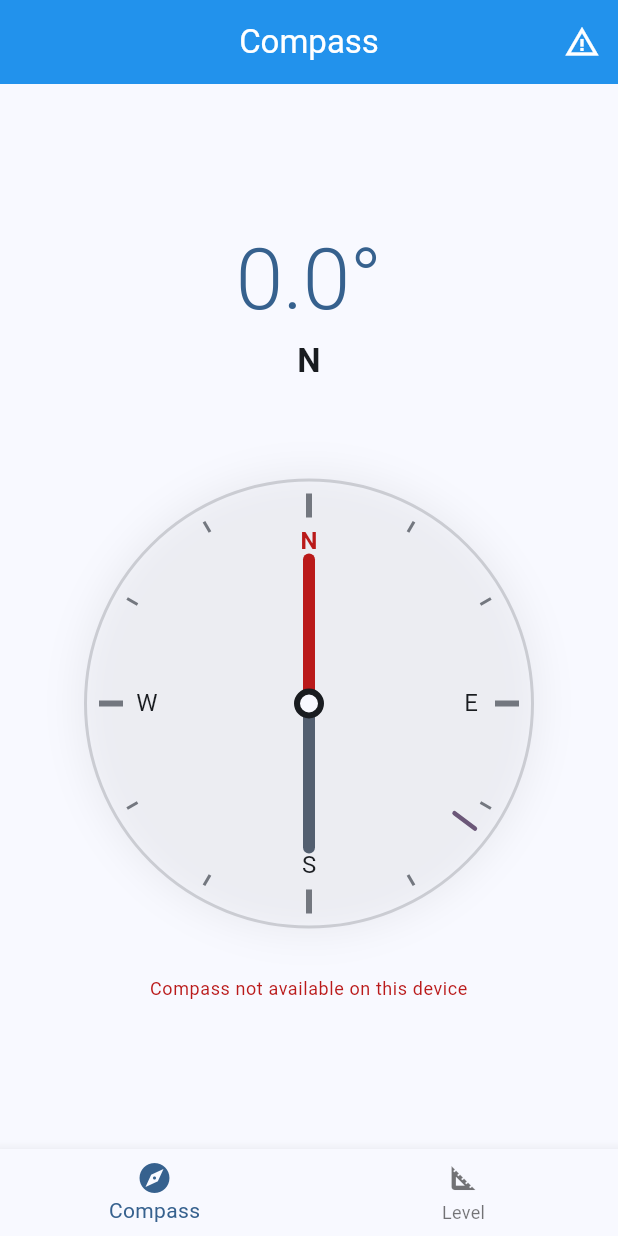
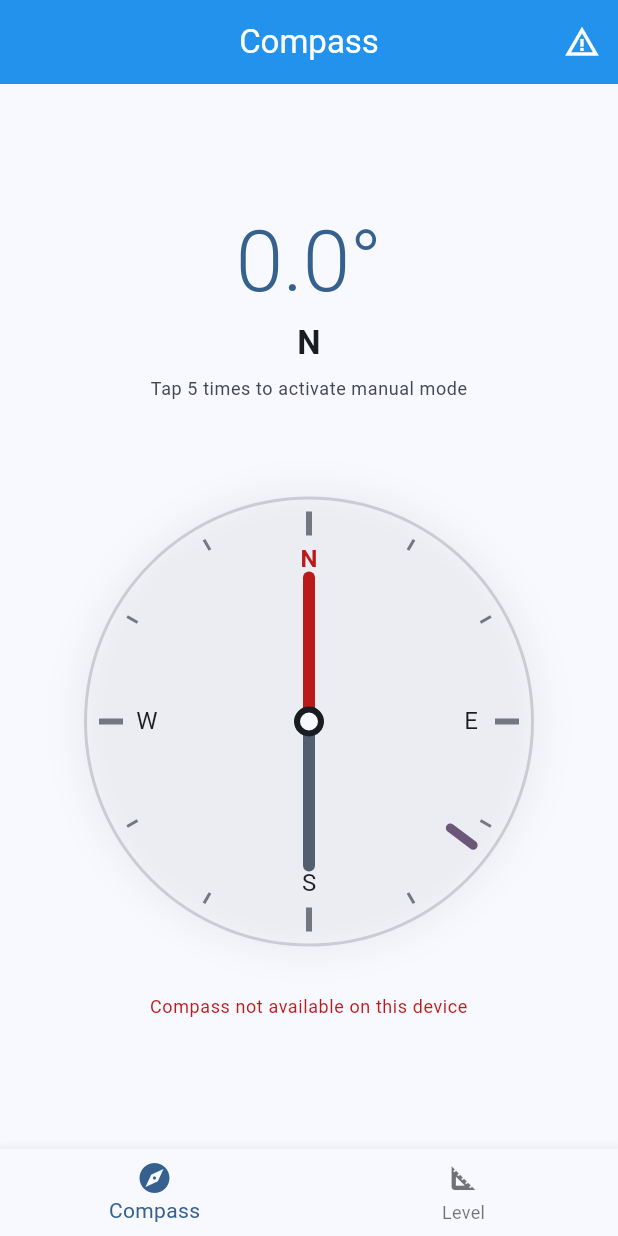
Before and after one commit to saketh-nandu/compass, a Flutter app: the screen it shows after launch, on a phone screen of 412 x 824 dp. Run offline on Flutter 3.47's test engine with Material 3 defaults, Android fonts, the phone set to English and light mode, and no system bars; our stand-ins replace cached_network_image, file_picker, firebase_core, firebase_messaging, flutter_compass, flutter_local_notifications and 6 more; accounts and stored records are empty.

Commit message:
Simplify compass unlock: 5 taps to activate manual mode, rotate freely to 127 for instant unlock

```diff
--- a/lib/screens/compass_screen.dart
+++ b/lib/screens/compass_screen.dart
@@ -16,14 +16,11 @@ class _CompassScreenState extends State<CompassScreen>
   double _accuracy = 0.0;
   bool _hasPermissions = false;
   double _userRotation = 0.0; // User's manual rotation
-  bool _isDragging = false;
+  bool _manualMode = false; // Manual mode activated by 5 taps
+  int _tapCount = 0;
+  DateTime? _lastTapTime;
   late AnimationController _rotationController;
   late Animation<double> _rotationAnimation;
-
-  // NEWS pattern detection
-  final List<String> _gesturePattern = [];
-  DateTime? _lastGestureTime;
-  static const Duration _patternTimeout = Duration(seconds: 5);
 
   @override
   void initState() {
@@ -53,7 +50,8 @@ class _CompassScreenState extends State<CompassScreen>
     // Initialize compass with error handling for web/emulators
     try {
       FlutterCompass.events?.listen((CompassEvent event) {
-        if (mounted && event.heading != null && !_isDragging) {
+        // Only update from compass if NOT in manual mode
+        if (mounted && event.heading != null && !_manualMode) {
           final newHeading = event.heading!;
 
           // Smooth rotation animation
@@ -82,103 +80,81 @@ class _CompassScreenState extends State<CompassScreen>
     }
   }
 
-  void _onCompassDrag(DragUpdateDetails details) {
+  void _onTap() {
+    final now = DateTime.now();
+
+    // Reset tap count if more than 1 second since last tap
+    if (_lastTapTime != null &&
+        now.difference(_lastTapTime!).inMilliseconds > 1000) {
+      _tapCount = 0;
+    }
+
+    _lastTapTime = now;
+    _tapCount++;
+
+    // Activate manual mode on 5 taps
+    if (_tapCount >= 5) {
       setState(() {
-      _isDragging = true;
+        _manualMode = true;
+        _tapCount = 0;
       });
 
-    // Calculate rotation based on drag position relative to center
-    final center = Offset(150, 150); // Center of 300x300 compass
-    final dragPosition = details.globalPosition;
+      ScaffoldMessenger.of(context).showSnackBar(
+        const SnackBar(
+          content: Text('✓ Manual mode activated! Rotate freely to 127°'),
+          duration: Duration(seconds: 2),
+        ),
+      );
+    }
+  }
 
-    // Get angle from center to drag position
-    final dx = dragPosition.dx - center.dx;
-    final dy = dragPosition.dy - center.dy;
+  void _onCompassDrag(DragUpdateDetails details) {
+    if (!_manualMode) return;
+
+    // Get the center of the compass
+    final RenderBox renderBox = context.findRenderObject() as RenderBox;
+    final size = renderBox.size;
+    final center = Offset(size.width / 2, size.height / 2);
+
+    // Calculate angle from center to drag position
+    final dx = details.globalPosition.dx - center.dx;
+    final dy = details.globalPosition.dy - center.dy;
     final angle = atan2(dy, dx) * 180 / pi + 90; // +90 to align with compass
 
+    final normalizedAngle = angle % 360;
+
     setState(() {
-      _userRotation = angle % 360;
+      _userRotation = normalizedAngle;
     });
 
-    // Check if pointer is near 127° (unlock angle)
-    _checkUnlockAngle();
+    // Check if at unlock angle (127° ± 3°)
+    _checkUnlockAngle(normalizedAngle);
   }
 
-  void _onCompassDragEnd(DragEndDetails details) {
-    setState(() {
-      _isDragging = false;
-    });
-  }
-
-  void _checkUnlockAngle() {
+  void _checkUnlockAngle(double angle) {
     const targetAngle = 127.0;
     const tolerance = 3.0;
 
-    final normalizedRotation = _userRotation % 360;
-    final isNearTarget = (normalizedRotation >= targetAngle - tolerance &&
-            normalizedRotation <= targetAngle + tolerance) ||
-        (normalizedRotation >= targetAngle - tolerance + 360 &&
-            normalizedRotation <= targetAngle + tolerance + 360);
+    final isAtTarget =
+        (angle >= targetAngle - tolerance && angle <= targetAngle + tolerance);
 
-    if (isNearTarget) {
-      _recordGesture();
-    }
-  }
-
-  void _recordGesture() {
-    final now = DateTime.now();
-
-    // Reset pattern if timeout exceeded
-    if (_lastGestureTime != null &&
-        now.difference(_lastGestureTime!) > _patternTimeout) {
-      _gesturePattern.clear();
-    }
-
-    _lastGestureTime = now;
-
-    // Determine direction based on rotation
-    final angle = _userRotation % 360;
-    String direction;
-
-    if (angle >= 315 || angle < 45) {
-      direction = 'N'; // North
-    } else if (angle >= 45 && angle < 135) {
-      direction = 'E'; // East
-    } else if (angle >= 135 && angle < 225) {
-      direction = 'S'; // South
-    } else {
-      direction = 'W'; // West
-    }
-
-    // Add to pattern if different from last
-    if (_gesturePattern.isEmpty || _gesturePattern.last != direction) {
-      _gesturePattern.add(direction);
-
-      // Check if pattern matches NEWS
-      if (_gesturePattern.length >= 4) {
-        final patternString = _gesturePattern.join();
-        if (patternString.contains('NEWS')) {
+    if (isAtTarget) {
       _unlockChat();
-        }
-        // Keep only last 4 gestures
-        if (_gesturePattern.length > 4) {
-          _gesturePattern.removeAt(0);
-        }
-      }
     }
   }
 
   void _unlockChat() {
     // Show success feedback
+    ScaffoldMessenger.of(context).clearSnackBars();
     ScaffoldMessenger.of(context).showSnackBar(
       const SnackBar(
-        content: Text('✓ NEWS pattern detected! Unlocking...'),
-        duration: Duration(milliseconds: 500),
+        content: Text('✓ Unlocked! Opening chat...'),
+        duration: Duration(milliseconds: 300),
       ),
     );
 
-    // Navigate to unlock screen
-    Future.delayed(const Duration(milliseconds: 500), () {
+    // Navigate to unlock screen immediately
+    Future.delayed(const Duration(milliseconds: 100), () {
       if (mounted) {
         context.push('/unlock');
       }
@@ -187,6 +163,10 @@ class _CompassScreenState extends State<CompassScreen>
 
   @override
   Widget build(BuildContext context) {
+    final displayAngle = _manualMode ? _userRotation : _heading;
+    final isNearUnlock =
+        _manualMode && displayAngle >= 124 && displayAngle <= 130;
+
     return Scaffold(
       appBar: AppBar(
         title: const Text('Compass'),
@@ -204,52 +184,93 @@ class _CompassScreenState extends State<CompassScreen>
                 );
               },
             ),
+          if (_manualMode)
+            IconButton(
+              icon: const Icon(Icons.close),
+              onPressed: () {
+                setState(() {
+                  _manualMode = false;
+                  _tapCount = 0;
+                });
+                ScaffoldMessenger.of(context).showSnackBar(
+                  const SnackBar(
+                    content: Text('Manual mode disabled'),
+                    duration: Duration(seconds: 1),
+                  ),
+                );
+              },
+            ),
         ],
       ),
-      body: Center(
+      body: GestureDetector(
+        onTap: _onTap,
+        child: Center(
           child: Column(
             mainAxisAlignment: MainAxisAlignment.center,
             children: [
               // Heading display
               Text(
-              '${_isDragging ? _userRotation.toStringAsFixed(1) : _heading.toStringAsFixed(1)}°',
+                '${displayAngle.toStringAsFixed(1)}°',
                 style: Theme.of(context).textTheme.displayLarge?.copyWith(
                       fontWeight: FontWeight.w300,
-                    color: Theme.of(context).colorScheme.primary,
+                      color: isNearUnlock
+                          ? Theme.of(context).colorScheme.tertiary
+                          : Theme.of(context).colorScheme.primary,
                     ),
               ),
               const SizedBox(height: 8),
 
               // Cardinal direction
               Text(
-              _getCardinalDirection(_isDragging ? _userRotation : _heading),
+                _getCardinalDirection(displayAngle),
                 style: Theme.of(context).textTheme.titleLarge?.copyWith(
                       fontWeight: FontWeight.bold,
+                      color: isNearUnlock
+                          ? Theme.of(context).colorScheme.tertiary
+                          : null,
                     ),
               ),
 
-            // Gesture pattern display
-            if (_gesturePattern.isNotEmpty) ...[
+              // Mode indicator
+              if (_manualMode) ...[
                 const SizedBox(height: 8),
                 Container(
                   padding:
                       const EdgeInsets.symmetric(horizontal: 12, vertical: 6),
                   decoration: BoxDecoration(
-                  color: Theme.of(context).colorScheme.primaryContainer,
+                    color: isNearUnlock
+                        ? Theme.of(context).colorScheme.tertiaryContainer
+                        : Theme.of(context).colorScheme.primaryContainer,
                     borderRadius: BorderRadius.circular(20),
                   ),
                   child: Text(
-                  'Pattern: ${_gesturePattern.join(' → ')}',
+                    isNearUnlock
+                        ? '🔓 UNLOCK ZONE! (127°)'
+                        : '🎯 Manual Mode - Rotate to 127°',
                     style: Theme.of(context).textTheme.bodySmall?.copyWith(
-                        color: Theme.of(context).colorScheme.onPrimaryContainer,
+                          color: isNearUnlock
+                              ? Theme.of(context)
+                                  .colorScheme
+                                  .onTertiaryContainer
+                              : Theme.of(context)
+                                  .colorScheme
+                                  .onPrimaryContainer,
                           fontWeight: FontWeight.bold,
                         ),
                   ),
                 ),
+              ] else ...[
+                const SizedBox(height: 8),
+                Text(
+                  'Tap 5 times to activate manual mode',
+                  style: Theme.of(context).textTheme.bodySmall?.copyWith(
+                        color: Theme.of(context).colorScheme.onSurfaceVariant,
+                      ),
+                ),
               ],
 
-            // Accuracy indicator
-            if (_hasPermissions && _accuracy > 0 && !_isDragging) ...[
+              // Accuracy indicator (only in auto mode)
+              if (_hasPermissions && _accuracy > 0 && !_manualMode) ...[
                 const SizedBox(height: 8),
                 Text(
                   'Accuracy: ${_getAccuracyText(_accuracy)}',
@@ -264,7 +285,6 @@ class _CompassScreenState extends State<CompassScreen>
               // Compass dial with draggable pointer
               GestureDetector(
                 onPanUpdate: _onCompassDrag,
-              onPanEnd: _onCompassDragEnd,
                 child: AnimatedBuilder(
                   animation: _rotationAnimation,
                   builder: (context, child) {
@@ -274,15 +294,22 @@ class _CompassScreenState extends State<CompassScreen>
                       decoration: BoxDecoration(
                         shape: BoxShape.circle,
                         border: Border.all(
-                        color: Theme.of(context)
+                          color: isNearUnlock
+                              ? Theme.of(context).colorScheme.tertiary
+                              : Theme.of(context)
                                   .colorScheme
                                   .outline
                                   .withValues(alpha: 0.3),
-                        width: 2,
+                          width: isNearUnlock ? 3 : 2,
                         ),
                         boxShadow: [
                           BoxShadow(
-                          color: Theme.of(context)
+                            color: isNearUnlock
+                                ? Theme.of(context)
+                                    .colorScheme
+                                    .tertiary
+                                    .withValues(alpha: 0.2)
+                                : Theme.of(context)
                                     .colorScheme
                                     .shadow
                                     .withValues(alpha: 0.05),
@@ -324,11 +351,11 @@ class _CompassScreenState extends State<CompassScreen>
                               alignment: Alignment.topCenter,
                               child: Container(
                                 margin: const EdgeInsets.only(top: 8),
-                              width: 3,
-                              height: 20,
+                                width: 6,
+                                height: 25,
                                 decoration: BoxDecoration(
                                   color: Theme.of(context).colorScheme.tertiary,
-                                borderRadius: BorderRadius.circular(2),
+                                  borderRadius: BorderRadius.circular(3),
                                 ),
                               ),
                             ),
@@ -336,13 +363,7 @@ class _CompassScreenState extends State<CompassScreen>
 
                           // The actual needle (animated or user-controlled)
                           Transform.rotate(
-                          angle: -(_isDragging
-                                  ? _userRotation
-                                  : (_hasPermissions
-                                      ? _rotationAnimation.value
-                                      : _heading)) *
-                              pi /
-                              180,
+                            angle: -(displayAngle) * pi / 180,
                             child: Column(
                               mainAxisAlignment: MainAxisAlignment.center,
                               children: [
@@ -351,7 +372,9 @@ class _CompassScreenState extends State<CompassScreen>
                                   width: 8,
                                   height: 100,
                                   decoration: BoxDecoration(
-                                  color: Theme.of(context).colorScheme.error,
+                                    color: isNearUnlock
+                                        ? Theme.of(context).colorScheme.tertiary
+                                        : Theme.of(context).colorScheme.error,
                                     borderRadius: const BorderRadius.only(
                                       topLeft: Radius.circular(4),
                                       topRight: Radius.circular(4),
@@ -383,9 +406,13 @@ class _CompassScreenState extends State<CompassScreen>
                               shape: BoxShape.circle,
                               color: Theme.of(context).colorScheme.surface,
                               border: Border.all(
-                              color: _isDragging
+                                color: isNearUnlock
+                                    ? Theme.of(context).colorScheme.tertiary
+                                    : (_manualMode
                                         ? Theme.of(context).colorScheme.primary
-                                  : Theme.of(context).colorScheme.onSurface,
+                                        : Theme.of(context)
+                                            .colorScheme
+                                            .onSurface),
                                 width: 4,
                               ),
                             ),
@@ -400,9 +427,17 @@ class _CompassScreenState extends State<CompassScreen>
               const SizedBox(height: 32),
 
               // Instructions
-            if (_hasPermissions) ...[
+              if (_manualMode) ...[
                 Text(
-                'Drag the pointer to rotate\nKeep at 127° and trace NEWS pattern',
+                  'Drag to rotate • Reach 127° to unlock',
+                  style: Theme.of(context).textTheme.bodySmall?.copyWith(
+                        color: Theme.of(context).colorScheme.onSurfaceVariant,
+                      ),
+                  textAlign: TextAlign.center,
+                ),
+              ] else if (_hasPermissions) ...[
+                Text(
+                  'Tap 5 times quickly to enable manual mode',
                   style: Theme.of(context).textTheme.bodySmall?.copyWith(
                         color: Theme.of(context).colorScheme.onSurfaceVariant,
                       ),
@@ -418,6 +453,7 @@ class _CompassScreenState extends State<CompassScreen>
                 ),
               ],
             ],
+          ),
         ),
       ),
     );
```
Lines whose indentation alone changed are shown as unchanged.
